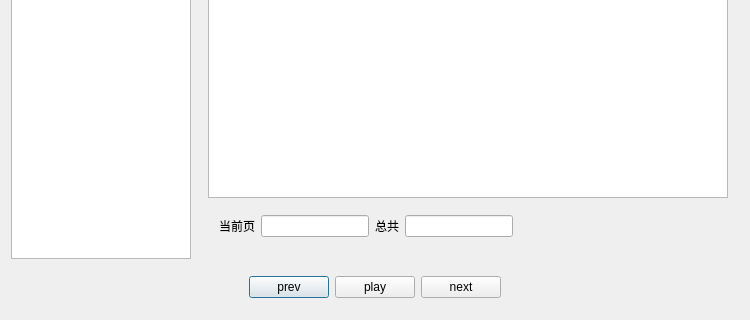
tujiaw/qqmusic, file dialog.ui: the form before one commit; both pictures show x 0 to 750 and y 236 to 556 of the 750 by 556 pixel window.
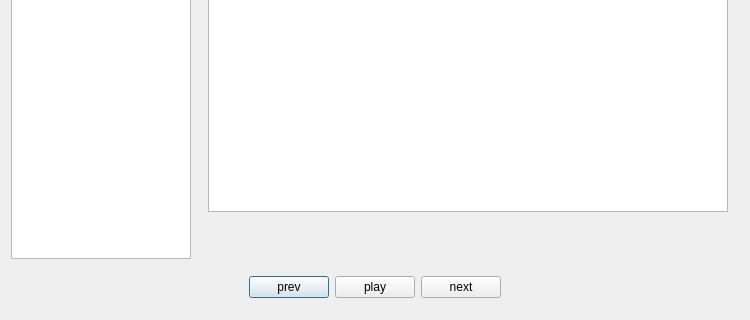
The form after the commit. Custom widgets are drawn as their Qt base class.

Commit message: page number

What changed in the file:
```diff
--- a/dialog.ui
+++ b/dialog.ui
@@ -59,59 +59,20 @@
          <widget class="QListWidget" name="lwSongList"/>
         </item>
         <item>
-         <widget class="QWidget" name="pageWidget" native="true">
-          <layout class="QHBoxLayout" name="horizontalLayout_2" stretch="0,0,0,0,0">
-           <item>
-            <widget class="QLabel" name="label">
-             <property name="text">
-              <string>当前页</string>
-             </property>
-            </widget>
-           </item>
-           <item>
-            <widget class="QLineEdit" name="leCurrentPage">
-             <property name="sizePolicy">
-              <sizepolicy hsizetype="Preferred" vsizetype="Fixed">
-               <horstretch>0</horstretch>
-               <verstretch>0</verstretch>
-              </sizepolicy>
-             </property>
-            </widget>
-           </item>
-           <item>
-            <widget class="QLabel" name="label_2">
-             <property name="text">
-              <string>总共</string>
-             </property>
-            </widget>
-           </item>
-           <item>
-            <widget class="QLineEdit" name="leTotalPage">
-             <property name="sizePolicy">
-              <sizepolicy hsizetype="Preferred" vsizetype="Fixed">
-               <horstretch>0</horstretch>
-               <verstretch>0</verstretch>
-              </sizepolicy>
-             </property>
-             <property name="readOnly">
-              <bool>true</bool>
-             </property>
-            </widget>
-           </item>
-           <item>
-            <spacer name="horizontalSpacer_2">
-             <property name="orientation">
-              <enum>Qt::Horizontal</enum>
-             </property>
-             <property name="sizeHint" stdset="0">
-              <size>
-               <width>155</width>
-               <height>20</height>
-              </size>
-             </property>
-            </spacer>
-           </item>
-          </layout>
+         <widget class="PageNumberWidget" name="pageWidget" native="true">
+          <property name="minimumSize">
+           <size>
+            <width>0</width>
+            <height>30</height>
+           </size>
+          </property>
+          <property name="maximumSize">
+           <size>
+            <width>16777215</width>
+            <height>30</height>
+           </size>
+          </property>
+          <layout class="QHBoxLayout" name="horizontalLayout_2" stretch=""/>
          </widget>
         </item>
        </layout>
@@ -179,6 +140,14 @@
   </layout>
  </widget>
  <layoutdefault spacing="6" margin="11"/>
+ <customwidgets>
+  <customwidget>
+   <class>PageNumberWidget</class>
+   <extends>QWidget</extends>
+   <header>pagenumberwidget.h</header>
+   <container>1</container>
+  </customwidget>
+ </customwidgets>
  <resources/>
  <connections/>
 </ui>
```
The commit also changes 7 other files.
